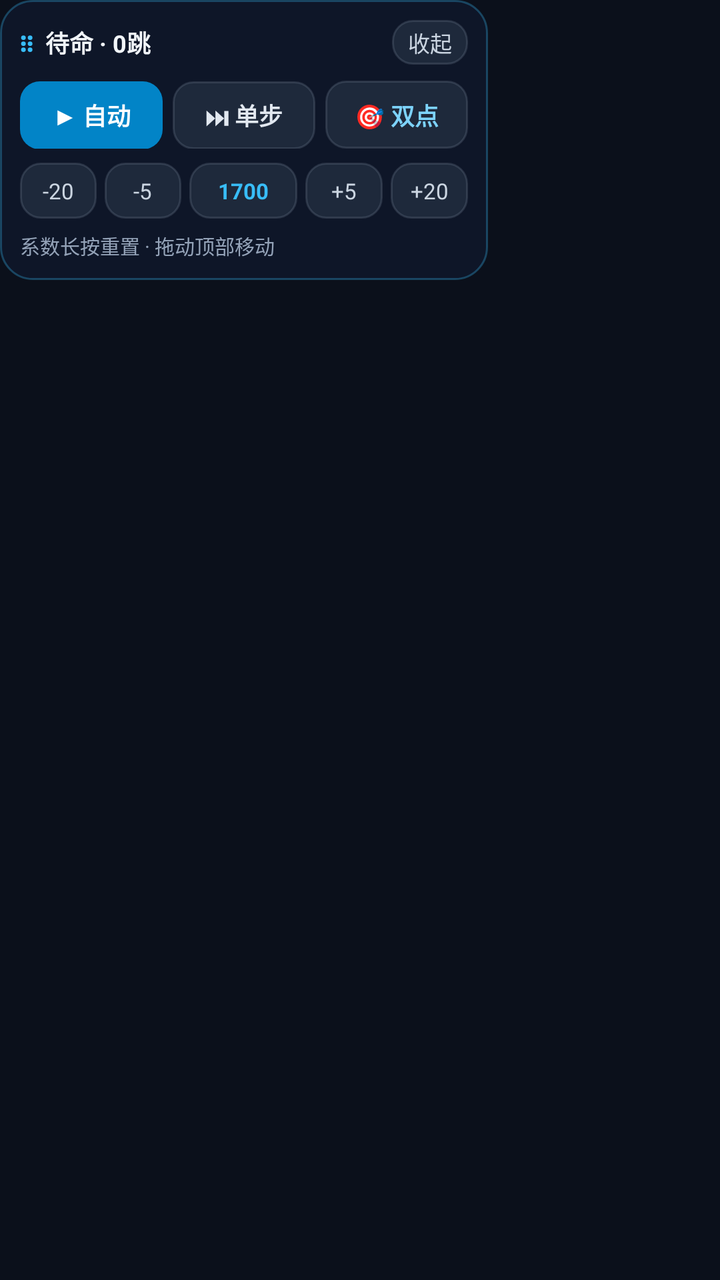
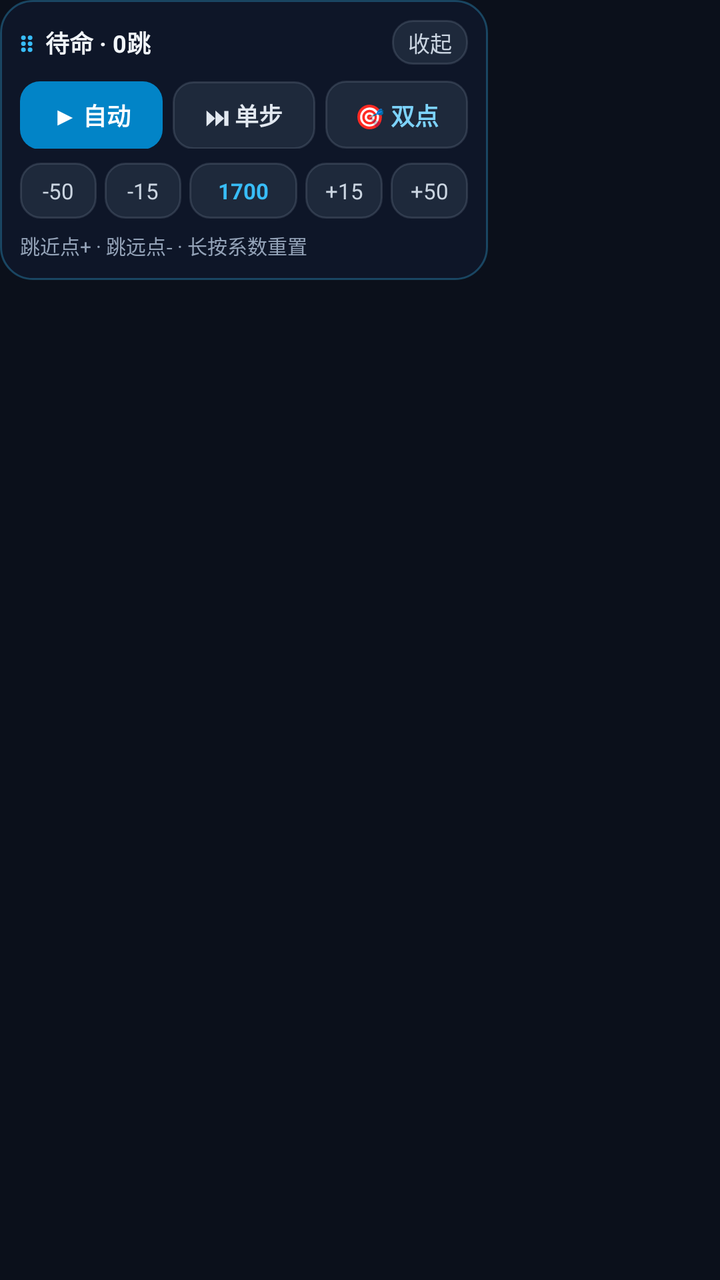

Two renders of the same Android screen: before a commit and after it. Below are the layout's source before the change and the commit's diff.
<!-- AndroidManifest.xml: application theme Theme.JumpHelper -->
<!-- res/layout/overlay_control_bar.xml -->
<?xml version="1.0" encoding="utf-8"?>
<FrameLayout xmlns:android="http://schemas.android.com/apk/res/android"
    android:layout_width="wrap_content"
    android:layout_height="wrap_content">

    
    <TextView
        android:id="@+id/collapsedPill"
        android:layout_width="46dp"
        android:layout_height="46dp"
        android:background="@drawable/bg_overlay_pill"
        android:gravity="center"
        android:text="跳"
        android:textColor="#FFFFFFFF"
        android:textSize="16sp"
        android:textStyle="bold"
        android:visibility="gone" />

    
    <LinearLayout
        android:id="@+id/expandedPanel"
        android:layout_width="244dp"
        android:layout_height="wrap_content"
        android:background="@drawable/bg_overlay_panel"
        android:orientation="vertical"
        android:padding="10dp">

        
        <LinearLayout
            android:id="@+id/dragHeader"
            android:layout_width="match_parent"
            android:layout_height="wrap_content"
            android:gravity="center_vertical"
            android:orientation="horizontal"
            android:paddingBottom="8dp">

            <TextView
                android:layout_width="wrap_content"
                android:layout_height="wrap_content"
                android:paddingEnd="6dp"
                android:text="⋮⋮"
                android:textColor="#FF38BDF8"
                android:textSize="13sp"
                android:textStyle="bold" />

            <TextView
                android:id="@+id/tvOverlayStatus"
                android:layout_width="0dp"
                android:layout_height="wrap_content"
                android:layout_weight="1"
                android:ellipsize="end"
                android:singleLine="true"
                android:text="待命 · 0跳"
                android:textColor="#FFF1F5F9"
                android:textSize="12sp"
                android:textStyle="bold" />

            <TextView
                android:id="@+id/btnCollapse"
                android:layout_width="wrap_content"
                android:layout_height="wrap_content"
                android:background="@drawable/bg_overlay_btn"
                android:paddingHorizontal="8dp"
                android:paddingVertical="3dp"
                android:text="收起"
                android:textColor="#FFCBD5E1"
                android:textSize="11sp" />
        </LinearLayout>

        
        <LinearLayout
            android:layout_width="match_parent"
            android:layout_height="wrap_content"
            android:orientation="horizontal">

            <TextView
                android:id="@+id/btnAutoToggle"
                android:layout_width="0dp"
                android:layout_height="34dp"
                android:layout_marginEnd="5dp"
                android:layout_weight="1"
                android:background="@drawable/bg_overlay_btn_accent"
                android:gravity="center"
                android:text="▶ 自动"
                android:textColor="#FFFFFFFF"
                android:textSize="12sp"
                android:textStyle="bold" />

            <TextView
                android:id="@+id/btnSingleStep"
                android:layout_width="0dp"
                android:layout_height="34dp"
                android:layout_marginEnd="5dp"
                android:layout_weight="1"
                android:background="@drawable/bg_overlay_btn"
                android:gravity="center"
                android:text="⏭ 单步"
                android:textColor="#FFE2E8F0"
                android:textSize="12sp"
                android:textStyle="bold" />

            <TextView
                android:id="@+id/btnManualAim"
                android:layout_width="0dp"
                android:layout_height="34dp"
                android:layout_weight="1"
                android:background="@drawable/bg_overlay_btn"
                android:gravity="center"
                android:text="🎯 双点"
                android:textColor="#FF7DD3FC"
                android:textSize="12sp"
                android:textStyle="bold" />
        </LinearLayout>

        
        <LinearLayout
            android:layout_width="match_parent"
            android:layout_height="wrap_content"
            android:layout_marginTop="7dp"
            android:gravity="center_vertical"
            android:orientation="horizontal">

            <TextView
                android:id="@+id/btnMinus20"
                android:layout_width="0dp"
                android:layout_height="28dp"
                android:layout_marginEnd="4dp"
                android:layout_weight="1"
                android:background="@drawable/bg_overlay_btn"
                android:gravity="center"
                android:text="-20"
                android:textColor="#FFCBD5E1"
                android:textSize="11sp" />

            <TextView
                android:id="@+id/btnMinus5"
                android:layout_width="0dp"
                android:layout_height="28dp"
                android:layout_marginEnd="4dp"
                android:layout_weight="1"
                android:background="@drawable/bg_overlay_btn"
                android:gravity="center"
                android:text="-5"
                android:textColor="#FFCBD5E1"
                android:textSize="11sp" />

            <TextView
                android:id="@+id/tvCoeffOverlay"
                android:layout_width="0dp"
                android:layout_height="28dp"
                android:layout_marginEnd="4dp"
                android:layout_weight="1.4"
                android:background="@drawable/bg_overlay_btn"
                android:gravity="center"
                android:text="1700"
                android:textColor="#FF38BDF8"
                android:textSize="11sp"
                android:textStyle="bold" />

            <TextView
                android:id="@+id/btnPlus5"
                android:layout_width="0dp"
                android:layout_height="28dp"
                android:layout_marginEnd="4dp"
                android:layout_weight="1"
                android:background="@drawable/bg_overlay_btn"
                android:gravity="center"
                android:text="+5"
                android:textColor="#FFCBD5E1"
                android:textSize="11sp" />

            <TextView
                android:id="@+id/btnPlus20"
                android:layout_width="0dp"
                android:layout_height="28dp"
                android:layout_weight="1"
                android:background="@drawable/bg_overlay_btn"
                android:gravity="center"
                android:text="+20"
                android:textColor="#FFCBD5E1"
                android:textSize="11sp" />
        </LinearLayout>

        
        <TextView
            android:id="@+id/tvLastJump"
            android:layout_width="match_parent"
            android:layout_height="wrap_content"
            android:layout_marginTop="6dp"
            android:ellipsize="end"
            android:singleLine="true"
            android:text="系数长按重置 · 拖动顶部移动"
            android:textColor="#FF94A3B8"
            android:textSize="10sp" />
    </LinearLayout>

</FrameLayout>
<!-- resources referenced by this layout -->
<resources>
  <!-- drawable bg_overlay_btn (drawable) -->
  <?xml version="1.0" encoding="utf-8"?>
  <shape xmlns:android="http://schemas.android.com/apk/res/android"
      android:shape="rectangle">
      <solid android:color="#FF1E293B" />
      <corners android:radius="10dp" />
      <stroke
          android:width="1dp"
          android:color="#3394A3B8" />
  </shape>
  <!-- drawable bg_overlay_btn_accent (drawable) -->
  <?xml version="1.0" encoding="utf-8"?>
  <shape xmlns:android="http://schemas.android.com/apk/res/android"
      android:shape="rectangle">
      <solid android:color="#FF0284C7" />
      <corners android:radius="10dp" />
  </shape>
  <!-- drawable bg_overlay_panel (drawable) -->
  <?xml version="1.0" encoding="utf-8"?>
  <shape xmlns:android="http://schemas.android.com/apk/res/android"
      android:shape="rectangle">
      <solid android:color="#EB0F172A" />
      <corners android:radius="16dp" />
      <stroke
          android:width="1dp"
          android:color="#4D38BDF8" />
  </shape>
  <!-- drawable bg_overlay_pill (drawable) -->
  <?xml version="1.0" encoding="utf-8"?>
  <shape xmlns:android="http://schemas.android.com/apk/res/android"
      android:shape="oval">
      <solid android:color="#EB0284C7" />
      <stroke
          android:width="1.5dp"
          android:color="#99E0F2FE" />
  </shape>
  <style name="Theme.JumpHelper" parent="Theme.Material3.Dark.NoActionBar">
          <item name="colorPrimary">@color/accent_primary</item>
          <item name="colorOnPrimary">#04131F</item>
          <item name="colorSecondary">@color/accent_emerald</item>
          <item name="android:colorBackground">@color/bg_screen</item>
          <item name="android:statusBarColor">@android:color/transparent</item>
          <item name="android:navigationBarColor">@android:color/transparent</item>
      </style>
  <color name="accent_primary">#38BDF8</color>
  <color name="accent_emerald">#22C55E</color>
  <color name="bg_screen">#0B101B</color>
</resources>

<!-- the commit's change to res/layout/overlay_control_bar.xml (unified diff, before → after) -->
@@ -121,26 +121,26 @@
             android:orientation="horizontal">
 
             <TextView
-                android:id="@+id/btnMinus20"
+                android:id="@+id/btnMinus50"
                 android:layout_width="0dp"
                 android:layout_height="28dp"
                 android:layout_marginEnd="4dp"
                 android:layout_weight="1"
                 android:background="@drawable/bg_overlay_btn"
                 android:gravity="center"
-                android:text="-20"
+                android:text="-50"
                 android:textColor="#FFCBD5E1"
                 android:textSize="11sp" />
 
             <TextView
-                android:id="@+id/btnMinus5"
+                android:id="@+id/btnMinus15"
                 android:layout_width="0dp"
                 android:layout_height="28dp"
                 android:layout_marginEnd="4dp"
                 android:layout_weight="1"
                 android:background="@drawable/bg_overlay_btn"
                 android:gravity="center"
-                android:text="-5"
+                android:text="-15"
                 android:textColor="#FFCBD5E1"
                 android:textSize="11sp" />
 
@@ -158,25 +158,25 @@
                 android:textStyle="bold" />
 
             <TextView
-                android:id="@+id/btnPlus5"
+                android:id="@+id/btnPlus15"
                 android:layout_width="0dp"
                 android:layout_height="28dp"
                 android:layout_marginEnd="4dp"
                 android:layout_weight="1"
                 android:background="@drawable/bg_overlay_btn"
                 android:gravity="center"
-                android:text="+5"
+                android:text="+15"
                 android:textColor="#FFCBD5E1"
                 android:textSize="11sp" />
 
             <TextView
-                android:id="@+id/btnPlus20"
+                android:id="@+id/btnPlus50"
                 android:layout_width="0dp"
                 android:layout_height="28dp"
                 android:layout_weight="1"
                 android:background="@drawable/bg_overlay_btn"
                 android:gravity="center"
-                android:text="+20"
+                android:text="+50"
                 android:textColor="#FFCBD5E1"
                 android:textSize="11sp" />
         </LinearLayout>
@@ -189,7 +189,7 @@
             android:layout_marginTop="6dp"
             android:ellipsize="end"
             android:singleLine="true"
-            android:text="系数长按重置 · 拖动顶部移动"
+            android:text="跳近点+ · 跳远点- · 长按系数重置"
             android:textColor="#FF94A3B8"
             android:textSize="10sp" />
     </LinearLayout>
